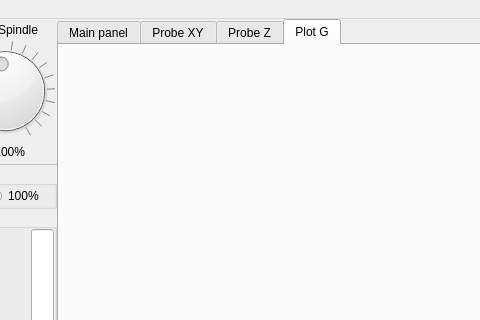
Old version of the form mainWindow.ui in the repository fxofxo/cn5X; both pictures show x 263 to 743 and y 0 to 320 of the 1024 by 600 pixel window.
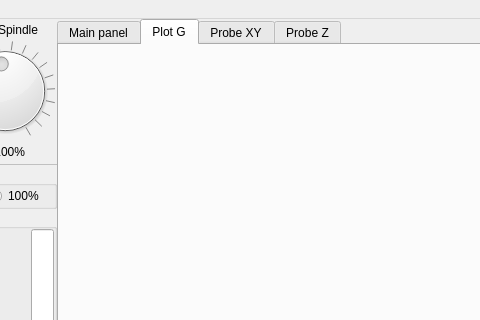
New version of the form. The open tabs and pages were chosen to show the change. Icons and pictures are not drawn. Custom widgets are drawn as their Qt base class.

Commit message: xy and uv plotted

The edit to the form file:
```diff
--- a/mainWindow.ui
+++ b/mainWindow.ui
@@ -5445,6 +5445,21 @@
            </item>
           </layout>
          </widget>
+         <widget class="QWidget" name="tabPlot">
+          <attribute name="title">
+           <string>Plot G</string>
+          </attribute>
+          <widget class="QWidget" name="plot0" native="true">
+           <property name="geometry">
+            <rect>
+             <x>0</x>
+             <y>0</y>
+             <width>691</width>
+             <height>361</height>
+            </rect>
+           </property>
+          </widget>
+         </widget>
          <widget class="QWidget" name="tabProbeXY">
           <property name="enabled">
            <bool>true</bool>
@@ -8720,31 +8735,6 @@
            </item>
           </layout>
          </widget>
-         <widget class="QWidget" name="tabPlot">
-          <attribute name="title">
-           <string>Plot G</string>
-          </attribute>
-          <widget class="QWidget" name="plot0" native="true">
-           <property name="geometry">
-            <rect>
-             <x>0</x>
-             <y>0</y>
-             <width>691</width>
-             <height>181</height>
-            </rect>
-           </property>
-          </widget>
-          <widget class="QWidget" name="plot1" native="true">
-           <property name="geometry">
-            <rect>
-             <x>-1</x>
-             <y>189</y>
-             <width>691</width>
-             <height>171</height>
-            </rect>
-           </property>
-          </widget>
-         </widget>
         </widget>
        </item>
        <item>
```
Left out of the diff: 2 changed lines with no effect on the pictures. The commit also changes 2 other files.
